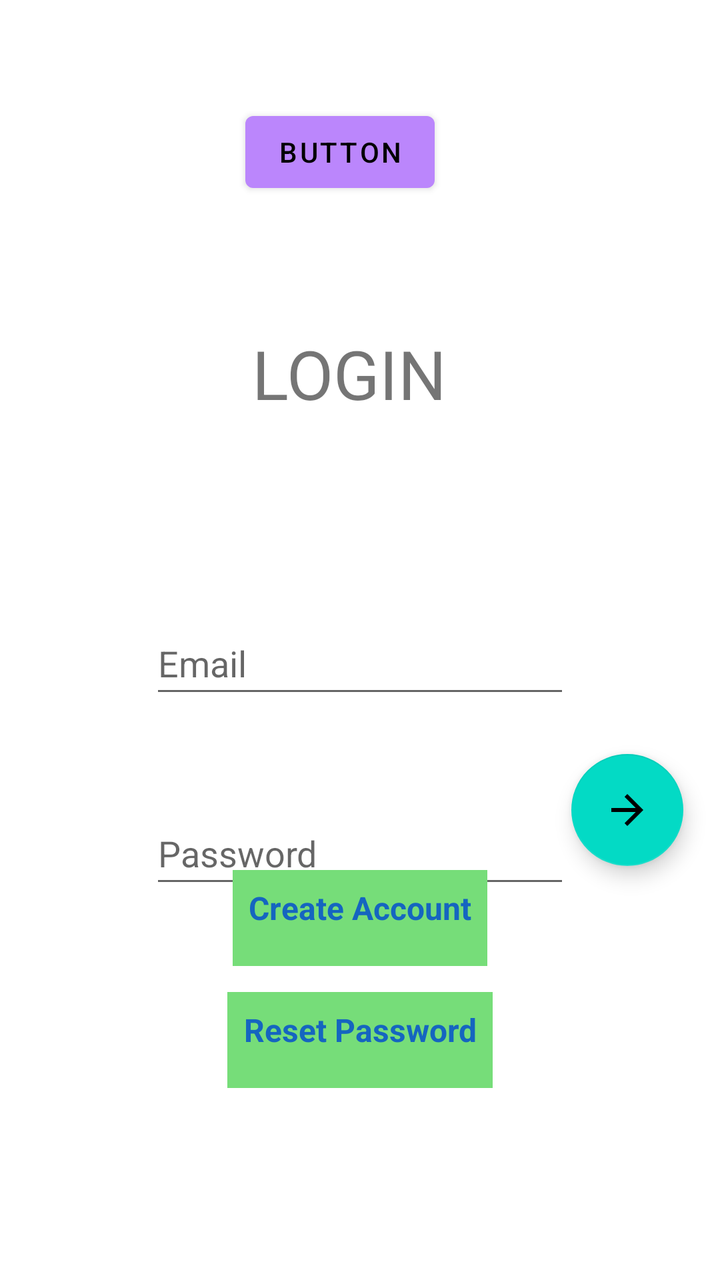
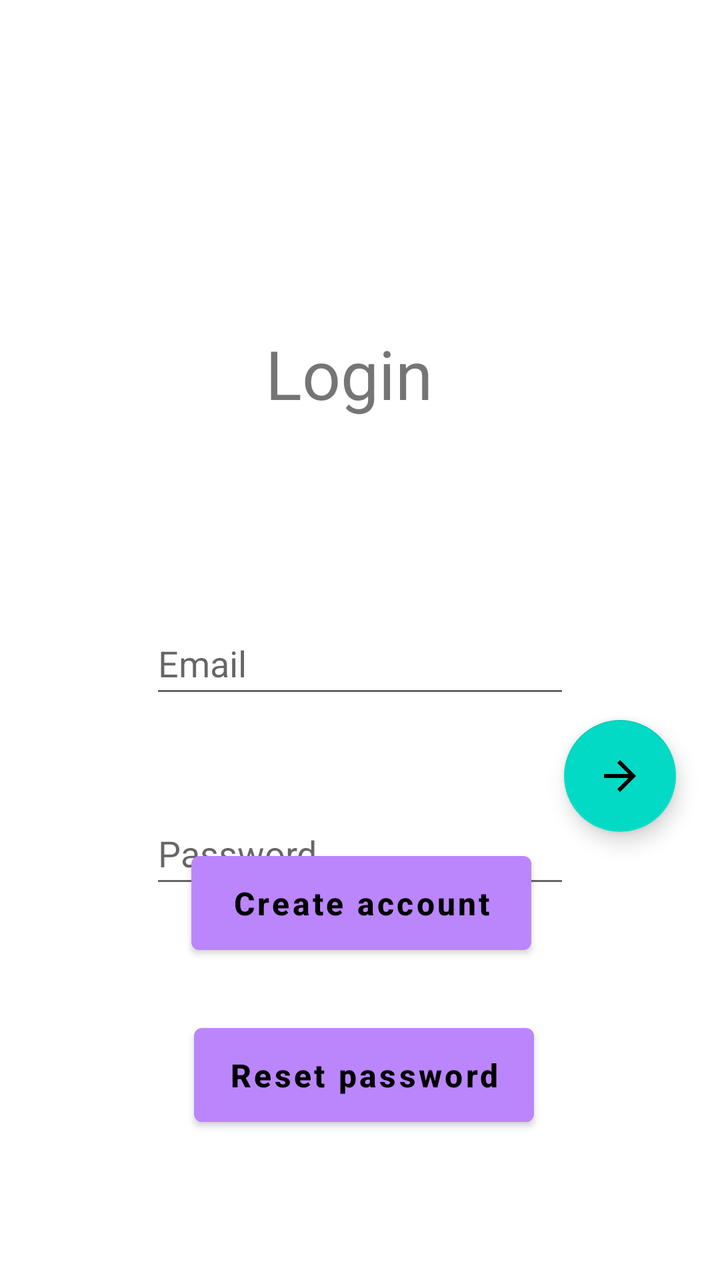

Screens rendered from an Android XML layout before and after an edit, with the pre-edit source and the edit as a unified diff.
<!-- AndroidManifest.xml: application theme Theme.RedSocialAIO -->
<!-- res/layout/fragment_home.xml -->
<?xml version="1.0" encoding="utf-8"?>
<androidx.constraintlayout.widget.ConstraintLayout xmlns:android="http://schemas.android.com/apk/res/android"
    xmlns:app="http://schemas.android.com/apk/res-auto"
    xmlns:tools="http://schemas.android.com/tools"
    android:layout_width="match_parent"
    android:layout_height="match_parent"
    tools:context=".ui.home.HomeFragment">

    <EditText
        android:id="@+id/editTextLoginEmail"
        android:layout_width="wrap_content"
        android:layout_height="wrap_content"
        android:layout_marginStart="101dp"
        android:layout_marginTop="94dp"
        android:layout_marginEnd="101dp"
        android:layout_marginBottom="47dp"
        android:autofillHints="emailAddress"
        android:ems="10"
        android:hint="Email"
        android:inputType="textEmailAddress"
        android:minHeight="48dp"
        app:layout_constraintBottom_toTopOf="@+id/editTextLoginPassword"
        app:layout_constraintEnd_toEndOf="parent"
        app:layout_constraintStart_toStartOf="parent"
        app:layout_constraintTop_toBottomOf="@+id/headerText"
        tools:ignore="HardcodedText" />

    <TextView
        android:id="@+id/headerText"
        android:layout_width="269dp"
        android:layout_height="48dp"
        android:layout_marginStart="66dp"
        android:layout_marginTop="164dp"
        android:layout_marginEnd="77dp"
        android:fontFamily="sans-serif"
        android:text="Login"
        android:textAlignment="center"
        android:textAllCaps="true"
        android:textSize="34sp"
        app:layout_constraintEnd_toEndOf="parent"
        app:layout_constraintStart_toStartOf="parent"
        app:layout_constraintTop_toTopOf="parent"
        tools:ignore="HardcodedText" />

    <EditText
        android:id="@+id/editTextLoginPassword"
        android:layout_width="wrap_content"
        android:layout_height="wrap_content"
        android:layout_marginStart="101dp"
        android:layout_marginTop="47dp"
        android:layout_marginEnd="101dp"
        android:ems="10"
        android:hint="Password"
        android:inputType="textPassword"
        android:minHeight="48dp"
        app:layout_constraintEnd_toEndOf="parent"
        app:layout_constraintStart_toStartOf="parent"
        app:layout_constraintTop_toBottomOf="@+id/editTextLoginEmail"
        tools:ignore="Autofill,HardcodedText" />

    <TextView
        android:id="@+id/createAccountButton"
        android:layout_width="wrap_content"
        android:layout_height="wrap_content"
        android:layout_marginStart="155dp"
        android:layout_marginEnd="155dp"
        android:layout_marginBottom="13dp"
        android:background="#76DD79"
        android:minHeight="48dp"
        android:padding="8dp"
        android:text="Create Account"
        android:textAllCaps="false"
        android:textColor="#1565C0"
        android:textSize="16sp"
        android:textStyle="bold"
        android:typeface="normal"
        app:layout_constraintBottom_toTopOf="@+id/resetPasswordButton"
        app:layout_constraintEnd_toEndOf="parent"
        app:layout_constraintStart_toStartOf="parent"
        tools:ignore="HardcodedText" />

    <TextView
        android:id="@+id/resetPasswordButton"
        android:layout_width="wrap_content"
        android:layout_height="wrap_content"
        android:layout_marginStart="155dp"
        android:layout_marginEnd="155dp"
        android:layout_marginBottom="96dp"
        android:background="#76DD79"
        android:minHeight="48dp"
        android:padding="8dp"
        android:text="Reset Password"
        android:textAlignment="center"
        android:textColor="#1565C0"
        android:textSize="16sp"
        android:textStyle="bold"
        app:layout_constraintBottom_toBottomOf="parent"
        app:layout_constraintEnd_toEndOf="parent"
        app:layout_constraintStart_toStartOf="parent"
        tools:ignore="HardcodedText" />


    <TextView
        android:id="@+id/invalidEmail"
        android:layout_width="wrap_content"
        android:layout_height="wrap_content"
        android:layout_marginStart="161dp"
        android:layout_marginEnd="160dp"
        android:text="Invalid Email"
        android:textColor="#F44336"
        android:textStyle="bold"
        android:visibility="invisible"
        app:layout_constraintEnd_toEndOf="parent"
        app:layout_constraintStart_toStartOf="parent"
        app:layout_constraintTop_toBottomOf="@+id/editTextLoginEmail"
        tools:ignore="HardcodedText" />

    <TextView
        android:id="@+id/invalidPassword"
        android:layout_width="wrap_content"
        android:layout_height="wrap_content"
        android:layout_marginStart="148dp"
        android:layout_marginEnd="147dp"
        android:text="Incorrect password"
        android:textColor="#F44336"
        android:textStyle="bold"
        android:visibility="invisible"
        app:layout_constraintEnd_toEndOf="parent"
        app:layout_constraintHorizontal_bias="0.0"
        app:layout_constraintStart_toStartOf="parent"
        app:layout_constraintTop_toBottomOf="@+id/editTextLoginPassword"
        tools:ignore="HardcodedText" />

    <com.google.android.material.floatingactionbutton.FloatingActionButton
        android:id="@+id/loginButtonToProceed"
        android:layout_width="wrap_content"
        android:layout_height="wrap_content"
        android:layout_marginStart="311dp"
        android:layout_marginEnd="44dp"
        android:layout_marginBottom="207dp"
        android:clickable="true"
        android:contentDescription="TODO"
        android:rotation="180"
        android:src="?attr/homeAsUpIndicator"
        app:layout_constraintBottom_toBottomOf="parent"
        app:layout_constraintEnd_toEndOf="parent"
        app:layout_constraintStart_toStartOf="parent" />

    <Button
        android:id="@+id/buttonToAskInstance"
        android:layout_width="wrap_content"
        android:layout_height="wrap_content"
        android:layout_marginStart="149dp"
        android:layout_marginTop="52dp"
        android:layout_marginEnd="169dp"
        android:text="Button"
        app:layout_constraintEnd_toEndOf="parent"
        app:layout_constraintStart_toStartOf="parent"
        app:layout_constraintTop_toTopOf="parent" />


</androidx.constraintlayout.widget.ConstraintLayout>
<!-- resources referenced by this layout -->
<resources>
  <style name="Theme.RedSocialAIO" parent="Theme.MaterialComponents.DayNight.NoActionBar">
          <item name="windowActionBar">false</item>
          <item name="windowNoTitle">true</item>
          
          <item name="colorPrimary">@color/purple_200</item>
          <item name="colorPrimaryVariant">@color/purple_700</item>
          <item name="colorOnPrimary">@color/black</item>
          
          <item name="colorSecondary">@color/teal_200</item>
          <item name="colorSecondaryVariant">@color/teal_200</item>
          <item name="colorOnSecondary">@color/black</item>
          
          <item name="android:statusBarColor">?attr/colorPrimaryVariant</item>
          
      </style>
  <color name="purple_200">#FFBB86FC</color>
  <color name="purple_700">#FF3700B3</color>
  <color name="black">#FF000000</color>
  <color name="teal_200">#FF03DAC5</color>
</resources>

<!-- the commit's change to res/layout/fragment_home.xml (unified diff, before → after) -->
@@ -35,7 +35,7 @@
         android:fontFamily="sans-serif"
         android:text="Login"
         android:textAlignment="center"
-        android:textAllCaps="true"
+        android:textAllCaps="false"
         android:textSize="34sp"
         app:layout_constraintEnd_toEndOf="parent"
         app:layout_constraintStart_toStartOf="parent"
@@ -58,105 +58,57 @@
         app:layout_constraintTop_toBottomOf="@+id/editTextLoginEmail"
         tools:ignore="Autofill,HardcodedText" />
 
-    <TextView
+
+    <Button
+        android:id="@+id/resetPasswordButton"
+        android:layout_width="170dp"
+        android:layout_height="59dp"
+        android:layout_marginStart="123dp"
+        android:layout_marginEnd="119dp"
+        android:layout_marginBottom="73dp"
+        android:text="Reset password"
+        android:textAlignment="center"
+        android:textAllCaps="false"
+        android:textSize="16sp"
+        android:textStyle="bold"
+        app:layout_constraintBottom_toBottomOf="parent"
+        app:layout_constraintEnd_toEndOf="parent"
+        app:layout_constraintStart_toStartOf="parent" />
+
+    <Button
         android:id="@+id/createAccountButton"
-        android:layout_width="wrap_content"
-        android:layout_height="wrap_content"
-        android:layout_marginStart="155dp"
-        android:layout_marginEnd="155dp"
-        android:layout_marginBottom="13dp"
-        android:background="#76DD79"
+        android:layout_width="170dp"
+        android:layout_height="59dp"
+        android:layout_marginStart="121dp"
+        android:layout_marginEnd="120dp"
+        android:layout_marginBottom="27dp"
         android:minHeight="48dp"
         android:padding="8dp"
-        android:text="Create Account"
+        android:text="Create account"
+        android:textAlignment="center"
         android:textAllCaps="false"
-        android:textColor="#1565C0"
         android:textSize="16sp"
         android:textStyle="bold"
         android:typeface="normal"
         app:layout_constraintBottom_toTopOf="@+id/resetPasswordButton"
         app:layout_constraintEnd_toEndOf="parent"
-        app:layout_constraintStart_toStartOf="parent"
-        tools:ignore="HardcodedText" />
-
-    <TextView
-        android:id="@+id/resetPasswordButton"
-        android:layout_width="wrap_content"
-        android:layout_height="wrap_content"
-        android:layout_marginStart="155dp"
-        android:layout_marginEnd="155dp"
-        android:layout_marginBottom="96dp"
-        android:background="#76DD79"
-        android:minHeight="48dp"
-        android:padding="8dp"
-        android:text="Reset Password"
-        android:textAlignment="center"
-        android:textColor="#1565C0"
-        android:textSize="16sp"
-        android:textStyle="bold"
-        app:layout_constraintBottom_toBottomOf="parent"
-        app:layout_constraintEnd_toEndOf="parent"
-        app:layout_constraintStart_toStartOf="parent"
-        tools:ignore="HardcodedText" />
-
-
-    <TextView
-        android:id="@+id/invalidEmail"
-        android:layout_width="wrap_content"
-        android:layout_height="wrap_content"
-        android:layout_marginStart="161dp"
-        android:layout_marginEnd="160dp"
-        android:text="Invalid Email"
-        android:textColor="#F44336"
-        android:textStyle="bold"
-        android:visibility="invisible"
-        app:layout_constraintEnd_toEndOf="parent"
-        app:layout_constraintStart_toStartOf="parent"
-        app:layout_constraintTop_toBottomOf="@+id/editTextLoginEmail"
-        tools:ignore="HardcodedText" />
-
-    <TextView
-        android:id="@+id/invalidPassword"
-        android:layout_width="wrap_content"
-        android:layout_height="wrap_content"
-        android:layout_marginStart="148dp"
-        android:layout_marginEnd="147dp"
-        android:text="Incorrect password"
-        android:textColor="#F44336"
-        android:textStyle="bold"
-        android:visibility="invisible"
-        app:layout_constraintEnd_toEndOf="parent"
-        app:layout_constraintHorizontal_bias="0.0"
-        app:layout_constraintStart_toStartOf="parent"
-        app:layout_constraintTop_toBottomOf="@+id/editTextLoginPassword"
-        tools:ignore="HardcodedText" />
+        app:layout_constraintStart_toStartOf="parent" />
 
     <com.google.android.material.floatingactionbutton.FloatingActionButton
         android:id="@+id/loginButtonToProceed"
         android:layout_width="wrap_content"
         android:layout_height="wrap_content"
         android:layout_marginStart="311dp"
-        android:layout_marginEnd="44dp"
-        android:layout_marginBottom="207dp"
+        android:layout_marginEnd="30dp"
+        android:layout_marginBottom="224dp"
         android:clickable="true"
         android:contentDescription="TODO"
         android:rotation="180"
         android:src="?attr/homeAsUpIndicator"
         app:layout_constraintBottom_toBottomOf="parent"
         app:layout_constraintEnd_toEndOf="parent"
+        app:layout_constraintHorizontal_bias="0.785"
         app:layout_constraintStart_toStartOf="parent" />
-
-    <Button
-        android:id="@+id/buttonToAskInstance"
-        android:layout_width="wrap_content"
-        android:layout_height="wrap_content"
-        android:layout_marginStart="149dp"
-        android:layout_marginTop="52dp"
-        android:layout_marginEnd="169dp"
-        android:text="Button"
-        app:layout_constraintEnd_toEndOf="parent"
-        app:layout_constraintStart_toStartOf="parent"
-        app:layout_constraintTop_toTopOf="parent" />
 
 
 </androidx.constraintlayout.widget.ConstraintLayout>
